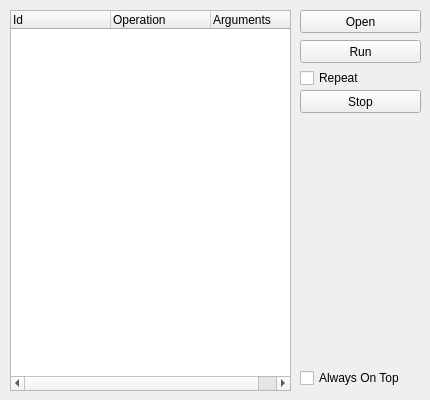
Before: the Qt Designer form lib/gui/Main.ui in skyclad0x7b7/Pacro, drawn with Qt 5.
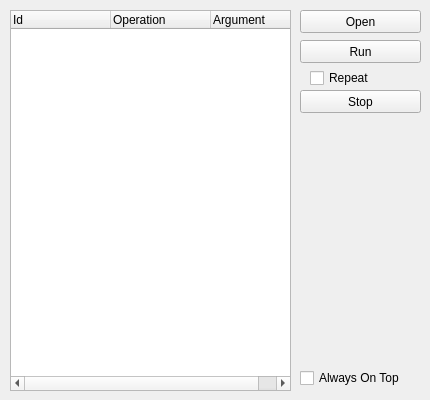
After: the same form once the commit is applied.

Commit message: Repeat checkbox activated

```diff
--- a/lib/gui/Main.ui
+++ b/lib/gui/Main.ui
@@ -56,7 +56,7 @@
     </column>
     <column>
      <property name="text">
-      <string>Arguments</string>
+      <string>Argument</string>
      </property>
     </column>
    </widget>
@@ -115,7 +115,7 @@
    <widget class="QCheckBox" name="checkbox_repeat">
     <property name="geometry">
      <rect>
-      <x>300</x>
+      <x>310</x>
       <y>70</y>
       <width>81</width>
       <height>16</height>
```
The commit also changes 4 other files.
